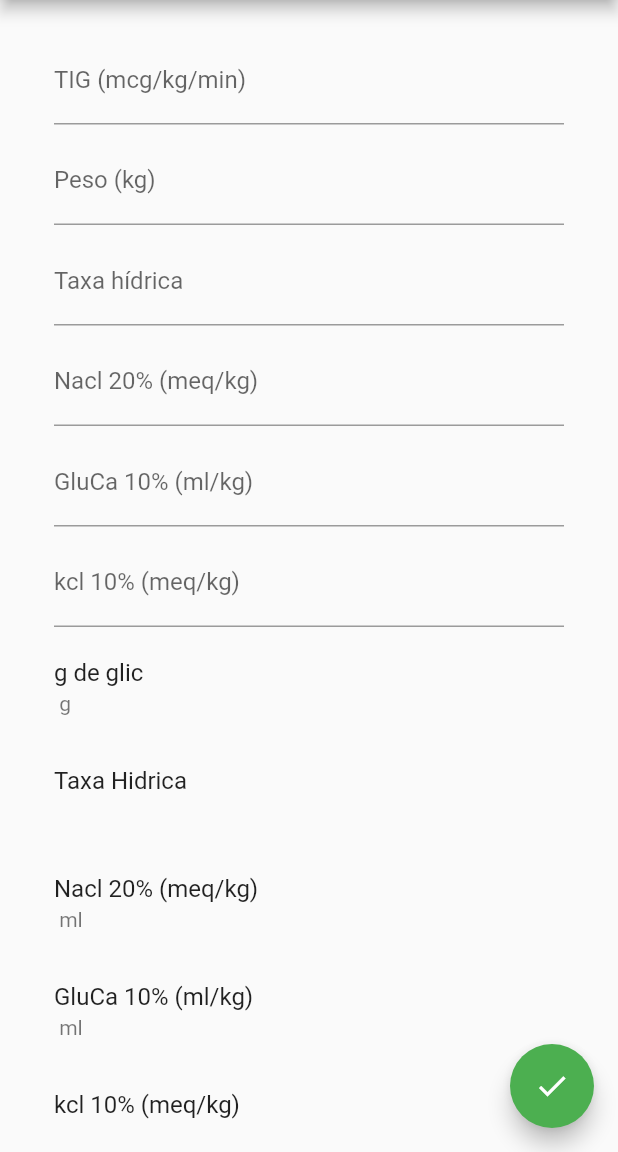
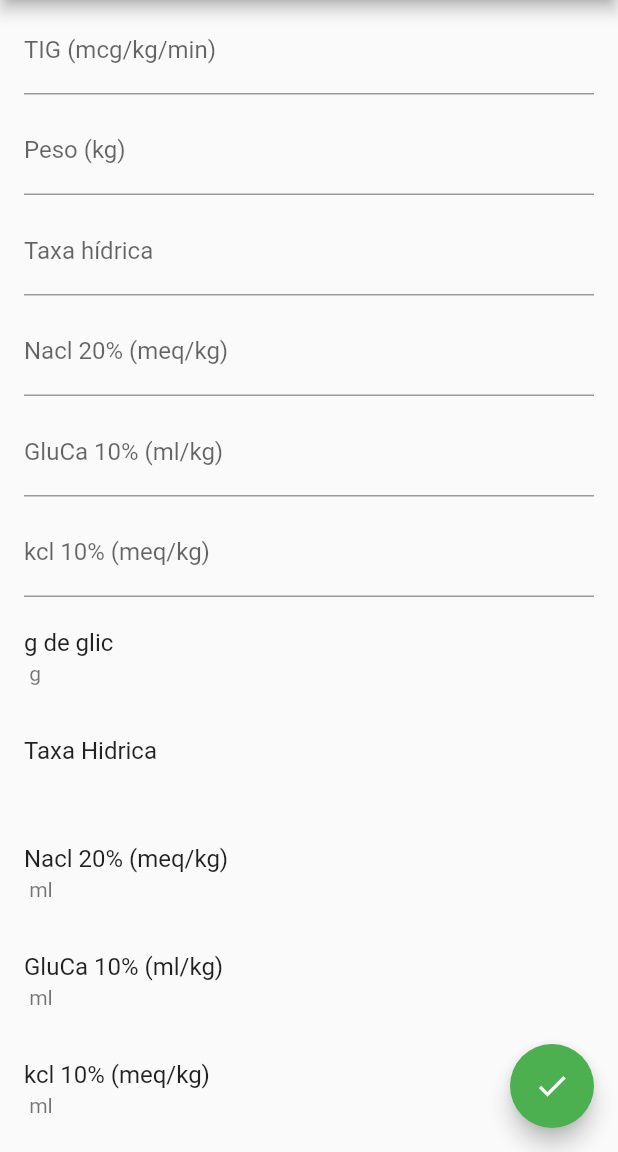
Before and after one commit to mauriciofaustino/greenbook, a Flutter app: the screen it shows after launch, on a phone screen of 412 x 824 dp, the part 84-1236 px from its top. Run offline on Flutter 3.47's test engine with Material 2 defaults, Android fonts, the phone set to English and light mode, and no system bars; missing offline and left inert: validate.

Commit message:
remove padding

```diff
--- a/lib/home_page.dart
+++ b/lib/home_page.dart
@@ -101,7 +101,6 @@ class _GreenbookHomePageState extends State<GreenbookHomePage> {
         title: new Text('Greenbook'),
       ),
       body: new Container(
-          padding: new EdgeInsets.all(20.0),
           child: new Form(
             key: this._formKey,
             child: new ListView(
```
